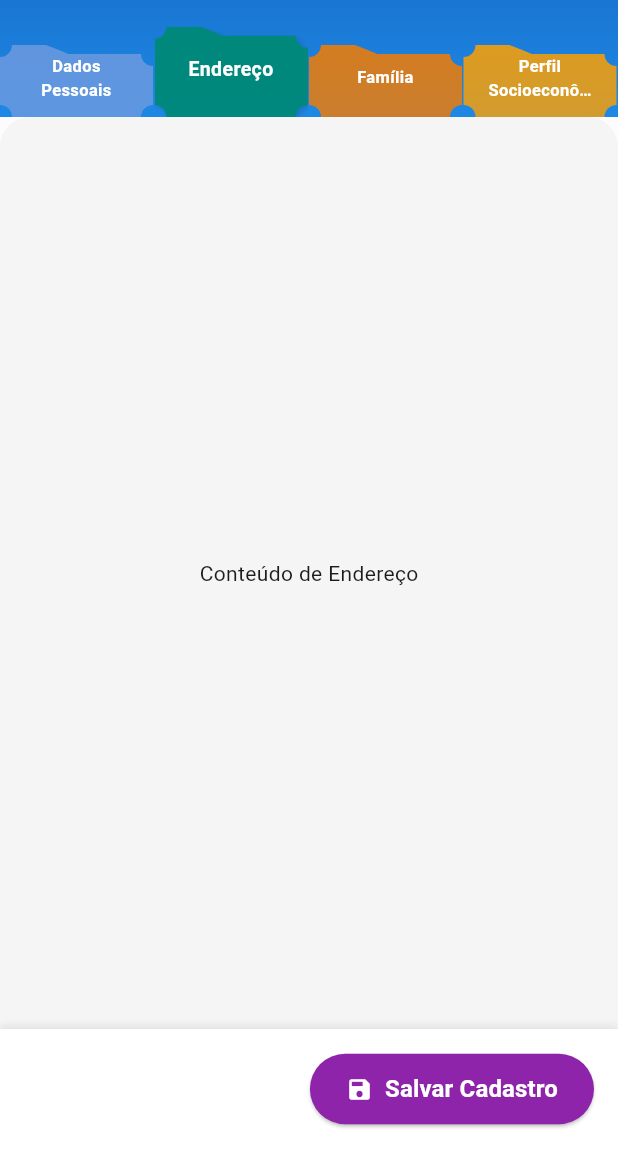
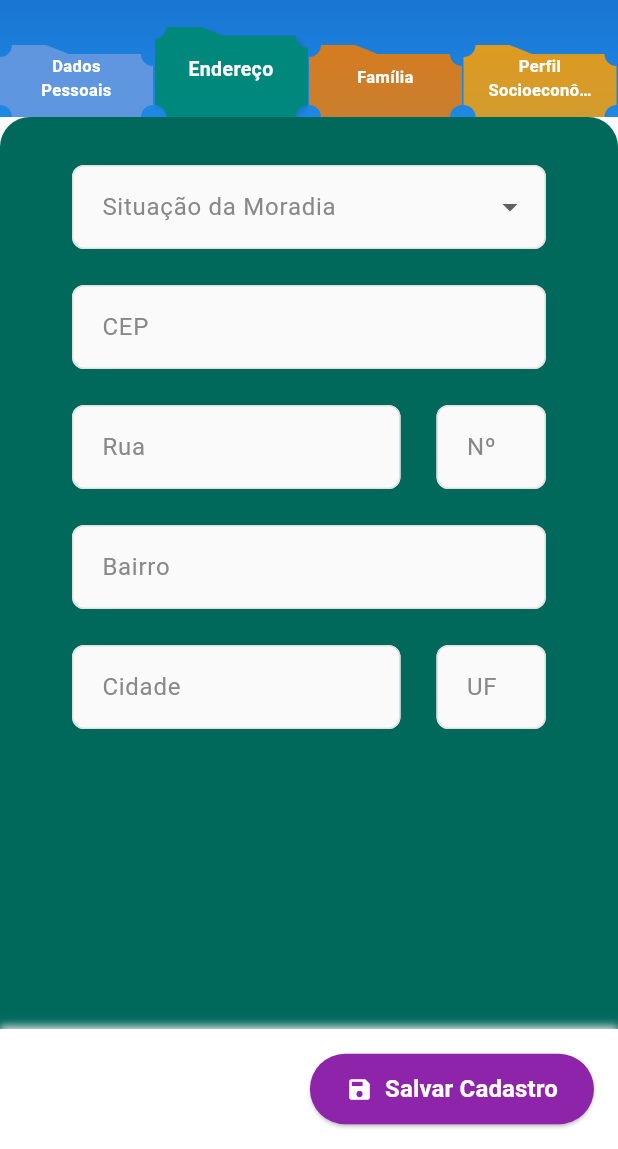
Before and after one commit to JoaoFelipeDev/assistente_social, a Flutter app: the screen it shows after launch, after a tap on "Endereço", on a phone screen of 412 x 824 dp, the part 87-1236 px from its top. Run offline on Flutter 3.47's test engine with Material 3 defaults, Android fonts, the phone set to English and light mode, and no system bars; our stand-ins replace equatable, flutter_bloc, image_picker, supabase_flutter; accounts and stored records are empty.

Commit message:
Add address management features to CadastroBloc and UI; implement events for situacaoMoradia, cep, and rua changes; create EnderecoTab for address input.

```diff
--- a/lib/features/assistidos/bloc/cadastro_bloc.dart
+++ b/lib/features/assistidos/bloc/cadastro_bloc.dart
@@ -34,6 +34,13 @@ class CadastroBloc extends Bloc<CadastroEvent, CadastroState> {
       emit(state.copyWith(foto: event.foto));
     });
     on<CadastroSubmitted>(_onSubmitted);
+
+    on<CadastroSituacaoMoradiaChanged>(
+        (event, emit) => emit(state.copyWith(situacaoMoradia: event.situacao)));
+    on<CadastroCepChanged>(
+        (event, emit) => emit(state.copyWith(cep: event.cep)));
+    on<CadastroRuaChanged>(
+        (event, emit) => emit(state.copyWith(rua: event.rua)));
   }
 
   Future<void> _onCpfUnfocused(
--- a/lib/features/assistidos/bloc/cadastro_event.dart
+++ b/lib/features/assistidos/bloc/cadastro_event.dart
@@ -59,3 +59,18 @@ class CadastroFotoChanged extends CadastroEvent {
 }
 
 class CadastroSubmitted extends CadastroEvent {}
+
+class CadastroCepChanged extends CadastroEvent {
+  final String cep;
+  const CadastroCepChanged(this.cep);
+}
+
+class CadastroRuaChanged extends CadastroEvent {
+  final String rua;
+  const CadastroRuaChanged(this.rua);
+}
+
+class CadastroSituacaoMoradiaChanged extends CadastroEvent {
+  final SituacaoMoradia situacao;
+  const CadastroSituacaoMoradiaChanged(this.situacao);
+}
--- a/lib/features/assistidos/bloc/cadastro_state.dart
+++ b/lib/features/assistidos/bloc/cadastro_state.dart
@@ -21,6 +21,13 @@ class CadastroState extends Equatable {
     this.errorMessage = '',
     this.submissionAttempted = false,
     this.foto,
+    this.situacaoMoradia,
+    this.cep = '',
+    this.rua = '',
+    this.numero = '',
+    this.bairro = '',
+    this.cidade = '',
+    this.uf = '',
   });
 
   final FormStatus formStatus;
@@ -36,6 +43,13 @@ class CadastroState extends Equatable {
   final String errorMessage;
   final bool submissionAttempted;
   final XFile? foto;
+  final SituacaoMoradia? situacaoMoradia;
+  final String cep;
+  final String rua;
+  final String numero;
+  final String bairro;
+  final String cidade;
+  final String uf;
 
   // Propriedade computada para facilitar a lógica na UI
   bool get isCpfValid =>
@@ -63,6 +77,13 @@ class CadastroState extends Equatable {
     String? contato,
     String? errorMessage,
     XFile? foto,
+    SituacaoMoradia? situacaoMoradia,
+    String? cep,
+    String? rua,
+    String? numero,
+    String? bairro,
+    String? cidade,
+    String? uf,
   }) {
     return CadastroState(
       submissionAttempted: submissionAttempted ?? this.submissionAttempted,
@@ -78,6 +99,13 @@ class CadastroState extends Equatable {
       contato: contato ?? this.contato,
       errorMessage: errorMessage ?? this.errorMessage,
       foto: foto ?? this.foto,
+      situacaoMoradia: situacaoMoradia ?? this.situacaoMoradia,
+      cep: cep ?? this.cep,
+      rua: rua ?? this.rua,
+      numero: numero ?? this.numero,
+      bairro: bairro ?? this.bairro,
+      cidade: cidade ?? this.cidade,
+      uf: uf ?? this.uf,
     );
   }
 
@@ -91,6 +119,13 @@ class CadastroState extends Equatable {
       'genero': genero?.displayName,
       'naturalidade': naturalidade,
       'telefone': contato,
+      'situacao_moradia': situacaoMoradia?.displayName,
+      'cep': cep,
+      'endereco_rua': rua,
+      'endereco_numero': numero,
+      'endereco_bairro': bairro,
+      'endereco_cidade': cidade,
+      'endereco_uf': uf,
     };
   }
 
@@ -106,6 +141,14 @@ class CadastroState extends Equatable {
         genero,
         naturalidade,
         contato,
-        errorMessage
+        errorMessage,
+        foto,
+        situacaoMoradia,
+        cep,
+        rua,
+        numero,
+        bairro,
+        cidade,
+        uf
       ];
 }
--- a/lib/features/assistidos/domain/models/assistido_enums.dart
+++ b/lib/features/assistidos/domain/models/assistido_enums.dart
@@ -39,3 +39,17 @@ enum EstadoCivil {
     }
   }
 }
+
+enum SituacaoMoradia {
+  propria,
+  alugada;
+
+  String get displayName {
+    switch (this) {
+      case SituacaoMoradia.propria:
+        return 'Própria';
+      case SituacaoMoradia.alugada:
+        return 'Alugada';
+    }
+  }
+}
--- a/lib/features/assistidos/presentation/screens/cadastro_assistido_screen.dart
+++ b/lib/features/assistidos/presentation/screens/cadastro_assistido_screen.dart
@@ -1,5 +1,6 @@
 import 'package:assistencia_social/features/assistidos/bloc/cadastro_bloc.dart';
 import 'package:assistencia_social/features/assistidos/data/repositories/assistido_repository.dart';
+import 'package:assistencia_social/features/assistidos/presentation/screens/tabs/endereco_tab.dart';
 import 'package:flutter/material.dart';
 import 'package:flutter_bloc/flutter_bloc.dart';
 import 'package:supabase_flutter/supabase_flutter.dart';
@@ -121,7 +122,7 @@ class _CadastroAssistidoScreenState extends State<CadastroAssistidoScreen>
                     controller: _tabController,
                     children: const <Widget>[
                       DadosPessoaisTab(),
-                      Center(child: Text("Conteúdo de Endereço")),
+                      EnderecoTab(),
                       Center(child: Text("Conteúdo de Família")),
                       Center(child: Text("Conteúdo de Perfil Socioeconômico")),
                     ],
--- /dev/null
+++ b/lib/features/assistidos/presentation/screens/tabs/endereco_tab.dart
@@ -0,0 +1,106 @@
+import 'package:assistencia_social/features/assistidos/bloc/cadastro_bloc.dart';
+import 'package:assistencia_social/features/assistidos/domain/models/assistido_enums.dart';
+import 'package:flutter_bloc/flutter_bloc.dart';
+import 'package:flutter/material.dart';
+
+class EnderecoTab extends StatelessWidget {
+  const EnderecoTab({super.key});
+
+  @override
+  Widget build(BuildContext context) {
+    return Container(
+      // Cor de fundo da aba, conforme seu design
+      color: const Color(0xFF00695C), // Tom de verde/teal
+      child: SingleChildScrollView(
+        padding: const EdgeInsets.symmetric(horizontal: 48.0, vertical: 32.0),
+        child: BlocBuilder<CadastroBloc, CadastroState>(
+          builder: (context, state) {
+            return Column(
+              crossAxisAlignment: CrossAxisAlignment.start,
+              children: [
+                DropdownButtonFormField<SituacaoMoradia>(
+                  decoration:
+                      const InputDecoration(labelText: 'Situação da Moradia'),
+                  items: SituacaoMoradia.values.map((situacao) {
+                    return DropdownMenuItem(
+                        value: situacao, child: Text(situacao.displayName));
+                  }).toList(),
+                  onChanged: (value) {
+                    if (value != null) {
+                      context
+                          .read<CadastroBloc>()
+                          .add(CadastroSituacaoMoradiaChanged(value));
+                    }
+                  },
+                ),
+                const SizedBox(height: 24),
+                TextFormField(
+                  decoration: const InputDecoration(labelText: 'CEP'),
+                  onChanged: (value) => context
+                      .read<CadastroBloc>()
+                      .add(CadastroCepChanged(value)),
+                  // TODO: Adicionar máscara de CEP e busca automática
+                ),
+                const SizedBox(height: 24),
+                Row(
+                  children: [
+                    Expanded(
+                      flex: 3,
+                      child: TextFormField(
+                        decoration: const InputDecoration(labelText: 'Rua'),
+                        onChanged: (value) => context
+                            .read<CadastroBloc>()
+                            .add(CadastroRuaChanged(value)),
+                      ),
+                    ),
+                    const SizedBox(width: 24),
+                    Expanded(
+                      flex: 1,
+                      child: TextFormField(
+                        decoration: const InputDecoration(labelText: 'Nº'),
+                        onChanged: (value) {
+                          // Criar e adicionar evento para o número
+                        },
+                      ),
+                    ),
+                  ],
+                ),
+                const SizedBox(height: 24),
+                TextFormField(
+                  decoration: const InputDecoration(labelText: 'Bairro'),
+                  onChanged: (value) {
+                    // Criar e adicionar evento para o bairro
+                  },
+                ),
+                const SizedBox(height: 24),
+                Row(
+                  children: [
+                    Expanded(
+                      flex: 3,
+                      child: TextFormField(
+                        decoration: const InputDecoration(labelText: 'Cidade'),
+                        onChanged: (value) {
+                          // Criar e adicionar evento para a cidade
+                        },
+                      ),
+                    ),
+                    const SizedBox(width: 24),
+                    Expanded(
+                      flex: 1,
+                      child: TextFormField(
+                        decoration: const InputDecoration(labelText: 'UF'),
+                        onChanged: (value) {
+                          // Criar e adicionar evento para UF
+                        },
+                      ),
+                    ),
+                  ],
+                ),
+              ],
+            );
+          },
+        ),
+      ),
+    );
+  }
+}
```
